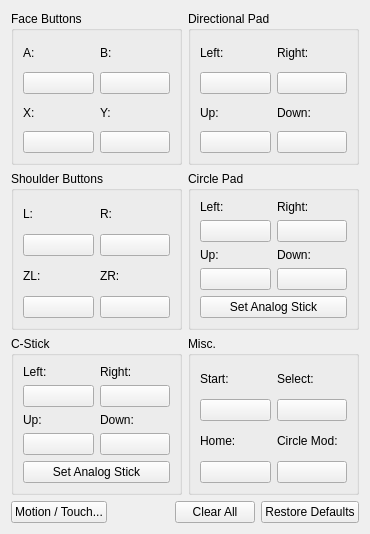
First picture: the form in src/citra_qt/configuration/configure_input.ui, repository grimtnt/citra, before the edit.
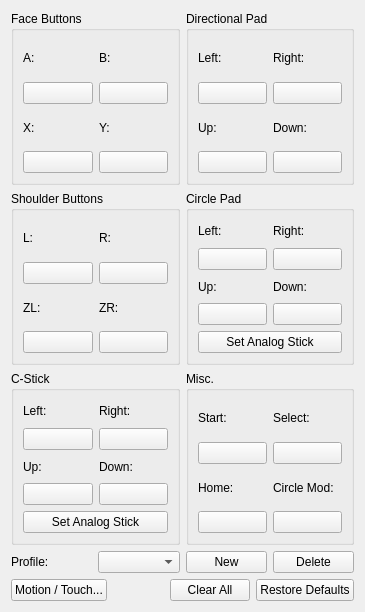
Second picture: the form after the edit.

Commit message: Implement multiple controller profiles Closes #412

The edit to the form file:
```diff
--- a/src/citra_qt/configuration/configure_input.ui
+++ b/src/citra_qt/configuration/configure_input.ui
@@ -6,8 +6,8 @@
    <rect>
     <x>0</x>
     <y>0</y>
-    <width>370</width>
-    <height>534</height>
+    <width>365</width>
+    <height>612</height>
    </rect>
   </property>
   <property name="windowTitle">
@@ -555,6 +555,36 @@
     </layout>
    </item>
    <item>
+    <layout class="QVBoxLayout" name="verticalLayout_6">
+     <item>
+      <layout class="QHBoxLayout" name="horizontalLayout_3">
+       <item>
+        <widget class="QLabel" name="label_5">
+         <property name="text">
+          <string>Profile:</string>
+         </property>
+        </widget>
+       </item>
+       <item>
+        <widget class="QComboBox" name="profile"/>
+       </item>
+       <item>
+        <widget class="QPushButton" name="buttonNew">
+         <property name="text">
+          <string>New</string>
+         </property>
+        </widget>
+       </item>
+       <item>
+        <widget class="QPushButton" name="buttonDelete">
+         <property name="text">
+          <string>Delete</string>
+         </property>
+        </widget>
+       </item>
+      </layout>
+     </item>
+     <item>
     <layout class="QHBoxLayout" name="horizontalLayout">
      <item>
       <widget class="QPushButton" name="buttonMotionTouch">
@@ -652,6 +682,8 @@
         <string>Restore Defaults</string>
        </property>
       </widget>
+       </item>
+      </layout>
      </item>
     </layout>
    </item>
```
Lines whose indentation alone changed are shown as unchanged. The commit also changes 7 other files.
